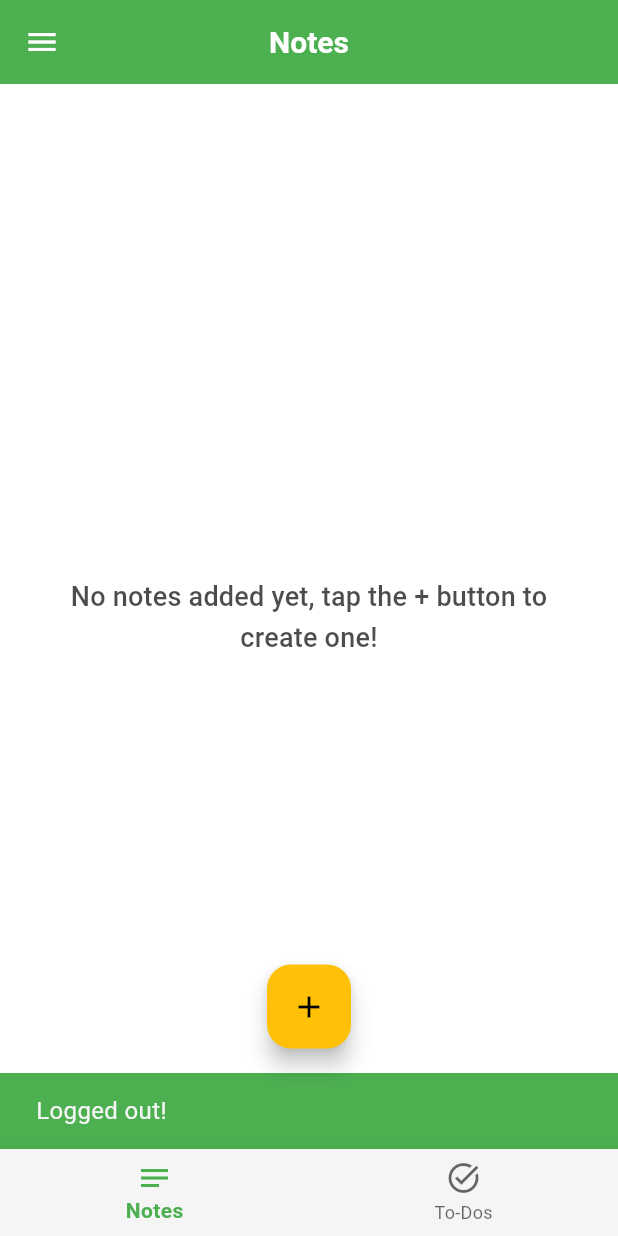
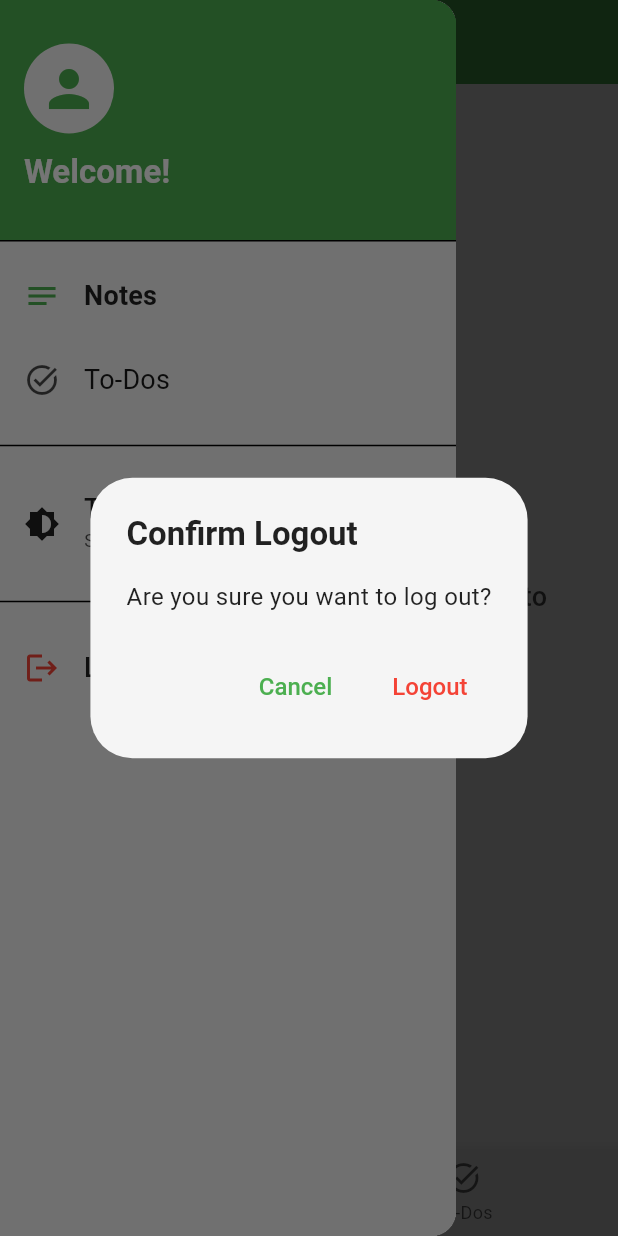
Before and after one commit to mussie-alemayehu/notes-and-to-do, a Flutter app: the screen it shows once a user with an empty profile is signed in, in the side drawer, after a tap on "Logout", on a phone screen of 412 x 824 dp. Run offline on Flutter 3.47's test engine with Material 3 defaults, Android fonts, the phone set to English and light mode, and no system bars; drawn by our look-alikes of flutter_animate; our stand-ins replace cloud_firestore, connectivity_plus, firebase_auth, firebase_core, google_fonts, google_sign_in and 1 more; accounts and stored records are empty; generated files the repository leaves out were written again.

Commit message:
add logout confirmation

```diff
--- a/lib/widgets/custom_drawer.dart
+++ b/lib/widgets/custom_drawer.dart
@@ -54,7 +54,6 @@ class CustomDrawer extends StatelessWidget {
                 onChanged: (newMode) {
                   if (newMode != null) {
                     themeNotifier.setThemeMode(newMode);
-
                     Navigator.of(ctx).pop();
                   }
                 },
@@ -71,12 +70,62 @@ class CustomDrawer extends StatelessWidget {
     );
   }
 
+  // Function to show logout confirmation dialog
+  Future<void> _confirmLogout(BuildContext context) async {
+    final bool confirm = await showDialog(
+          context: context,
+          builder: (ctx) => AlertDialog(
+            title: Text(
+              'Confirm Logout',
+              style: Theme.of(context)
+                  .textTheme
+                  .titleLarge
+                  ?.copyWith(color: Theme.of(context).colorScheme.onSurface),
+            ),
+            content: Text(
+              'Are you sure you want to log out?',
+              style: Theme.of(context)
+                  .textTheme
+                  .bodyMedium
+                  ?.copyWith(color: Theme.of(context).colorScheme.onSurface),
+            ),
+            actions: <Widget>[
+              TextButton(
+                onPressed: () => Navigator.of(ctx).pop(false),
+                child: const Text('Cancel'),
+              ),
+              TextButton(
+                onPressed: () => Navigator.of(ctx).pop(true),
+                child: Text(
+                  'Logout',
+                  style: TextStyle(color: Theme.of(context).colorScheme.error),
+                ),
+              ),
+            ],
+          ),
+        ) ??
+        false; // Return false if the dialog is dismissed
+
+    if (confirm && context.mounted) {
+      final showSnackBar = ScaffoldMessenger.of(context).showSnackBar;
+      final colorScheme = Theme.of(context).colorScheme;
+
+      await AuthServices().signOut();
+      showSnackBar(
+        SnackBar(
+          content: const Text('Logged out!'),
+          backgroundColor: colorScheme.primary,
+        ),
+      );
+    }
+  }
+
   @override
   Widget build(BuildContext context) {
     final userEmail = FirebaseAuth.instance.currentUser?.email;
     final themeNotifier = Provider.of<ThemeNotifier>(context);
     final colorScheme = Theme.of(context).colorScheme;
-    final textTheme = Theme.of(context).textTheme; // Capture text theme
+    final textTheme = Theme.of(context).textTheme;
 
     return Drawer(
       child: Container(
@@ -106,7 +155,6 @@ class CustomDrawer extends StatelessWidget {
                     Text(
                       'Welcome!',
                       style: textTheme.titleLarge?.copyWith(
-                        // Use captured textTheme
                         color: colorScheme.onPrimary,
                         fontWeight: FontWeight.bold,
                       ),
@@ -115,7 +163,6 @@ class CustomDrawer extends StatelessWidget {
                       Text(
                         userEmail,
                         style: textTheme.bodyMedium?.copyWith(
-                          // Use captured textTheme
                           color: colorScheme.onPrimary.withValues(alpha: 0.8),
                         ),
                       ),
@@ -137,7 +184,6 @@ class CustomDrawer extends StatelessWidget {
                     title: Text(
                       'Notes',
                       style: textTheme.titleMedium?.copyWith(
-                        // Use captured textTheme
                         color: selectedIndex == 0
                             ? colorScheme.onSurface
                             : colorScheme.onSurface.withValues(alpha: 0.9),
@@ -157,7 +203,6 @@ class CustomDrawer extends StatelessWidget {
                     FadeEffect(duration: 300.ms),
                     SlideEffect(begin: Offset(-0.1, 0))
                   ]),
-
                   ListTile(
                     leading: Icon(
                       Icons.task_alt,
@@ -168,7 +213,6 @@ class CustomDrawer extends StatelessWidget {
                     title: Text(
                       'To-Dos',
                       style: textTheme.titleMedium?.copyWith(
-                        // Use captured textTheme
                         color: selectedIndex == 1
                             ? colorScheme.onSurface
                             : colorScheme.onSurface.withValues(alpha: 0.9),
@@ -188,10 +232,7 @@ class CustomDrawer extends StatelessWidget {
                     FadeEffect(duration: 300.ms, delay: 50.ms),
                     SlideEffect(begin: Offset(-0.1, 0), delay: 50.ms)
                   ]),
-
                   const Divider(height: 32, thickness: 1),
-
-                  // Theme Selection ListTile
                   ListTile(
                     leading: Icon(
                       Icons.brightness_medium,
@@ -200,8 +241,8 @@ class CustomDrawer extends StatelessWidget {
                     title: Text(
                       'Theme',
                       style: textTheme.titleMedium?.copyWith(
-                          color:
-                              colorScheme.onSurface), // Use captured textTheme
+                        color: colorScheme.onSurface,
+                      ),
                     ),
                     subtitle: Text(
                       _getThemeModeText(themeNotifier.themeMode),
@@ -219,9 +260,7 @@ class CustomDrawer extends StatelessWidget {
                     FadeEffect(duration: 300.ms, delay: 100.ms),
                     SlideEffect(begin: Offset(-0.1, 0), delay: 100.ms)
                   ]),
-
                   const Divider(height: 32, thickness: 1),
-
                   ListTile(
                     leading: Icon(
                       Icons.logout,
@@ -232,19 +271,9 @@ class CustomDrawer extends StatelessWidget {
                       style: textTheme.titleMedium
                           ?.copyWith(color: colorScheme.onSurface),
                     ),
-                    onTap: () async {
-                      Navigator.of(context).pop();
-                      final showSnackBar =
-                          ScaffoldMessenger.of(context).showSnackBar;
-                      final colorScheme = Theme.of(context).colorScheme;
-
-                      await AuthServices().signOut();
-                      showSnackBar(
-                        SnackBar(
-                          content: const Text('Logged out!'),
-                          backgroundColor: colorScheme.primary,
-                        ),
-                      );
+                    onTap: () {
+                      // Call the confirmation dialog
+                      _confirmLogout(context);
                     },
                   ).animate(effects: [
                     FadeEffect(duration: 300.ms, delay: 150.ms),
```
